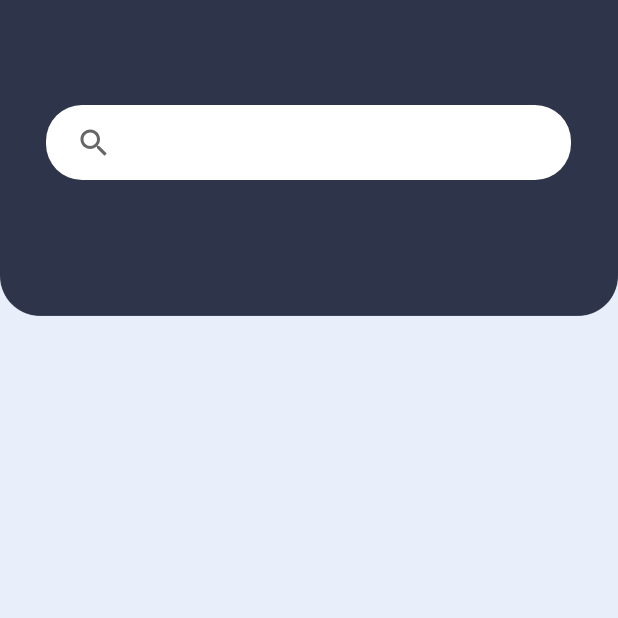
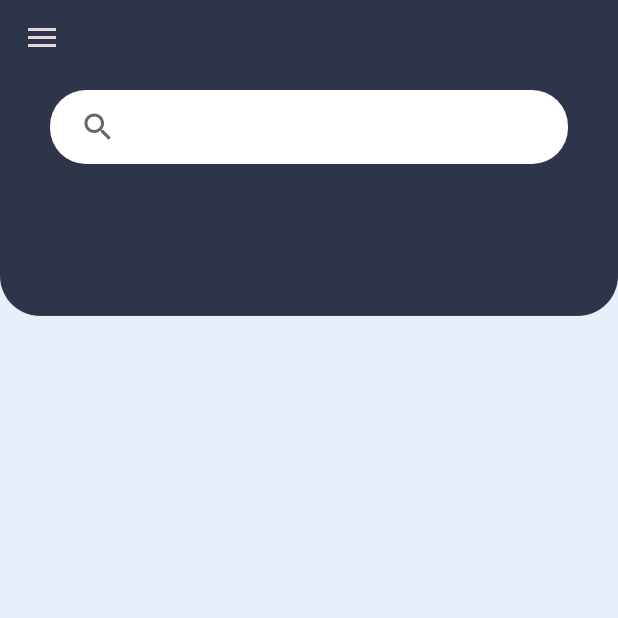
Before and after one commit to pLe98/SESATHA-Android, an Android app: the AllItemsActivity screen opened directly, with no data from a screen before it, on a phone screen of 412 x 824 dp, the top half of it. Run offline under Robolectric (Android 15) with nearby library versions, the phone set to English and light mode, and no system bars; our stand-ins replace Firebase (no records; nobody signed in at launch, a user with empty details on screens opened directly); pictures from the network do not load.

Commit message:
All items ui with recycler view

```diff
--- a/app/src/main/java/com/requests/sesatha_mad_android/AllItemsActivity.java
+++ b/app/src/main/java/com/requests/sesatha_mad_android/AllItemsActivity.java
@@ -1,14 +1,98 @@
 package com.requests.sesatha_mad_android;
 
+import androidx.annotation.NonNull;
+import androidx.appcompat.app.ActionBarDrawerToggle;
 import androidx.appcompat.app.AppCompatActivity;
+import androidx.appcompat.widget.Toolbar;
+import androidx.drawerlayout.widget.DrawerLayout;
+import androidx.recyclerview.widget.LinearLayoutManager;
+import androidx.recyclerview.widget.RecyclerView;
 
+import android.content.Intent;
 import android.os.Bundle;
+import android.view.MenuItem;
+
+import com.firebase.ui.database.FirebaseRecyclerOptions;
+import com.google.firebase.database.FirebaseDatabase;
+import com.google.firebase.database.Query;
+import com.requests.sesatha_mad_android.adapters.allItemsAdapter;
+import com.requests.sesatha_mad_android.adapters.myItemsAdapter;
+import com.requests.sesatha_mad_android.interfaces.ItemClickListener;
+import com.requests.sesatha_mad_android.models.Item;
 
 public class AllItemsActivity extends AppCompatActivity {
+
+    //navigation bar variables
+    DrawerLayout mdrawerLayout;
+    ActionBarDrawerToggle mToggle;
+    Toolbar mytoolbar;
+
+    private RecyclerView recyView;
+    allItemsAdapter adapter;
+    Query db;
 
     @Override
     protected void onCreate(Bundle savedInstanceState) {
         super.onCreate(savedInstanceState);
         setContentView(R.layout.activity_all_items);
+
+        //navigation bar
+        mytoolbar = (Toolbar) findViewById(R.id.mytoolbar);
+        setSupportActionBar(mytoolbar);
+        mdrawerLayout = (DrawerLayout) findViewById(R.id.drawerLayout);
+        mToggle = new ActionBarDrawerToggle(this, mdrawerLayout, R.string.open, R.string.close);
+        mdrawerLayout.addDrawerListener(mToggle);
+        mToggle.syncState();
+        getSupportActionBar().setDisplayHomeAsUpEnabled(true);
+        //Customize action bar
+        getSupportActionBar().setDisplayShowTitleEnabled(false);
+        mToggle.getDrawerArrowDrawable().setColor(getResources().getColor(R.color.grey));
+
+        //Get firebase instance
+        db = FirebaseDatabase.getInstance("https://sesathaandroid-default-rtdb.asia-southeast1.firebasedatabase.app/").getReference().child("items");
+
+        //initialize recycler view
+        recyView = findViewById(R.id.AllListingsRecycler);
+        recyView.setLayoutManager(new LinearLayoutManager(this));
+
+        FirebaseRecyclerOptions<Item> data= new FirebaseRecyclerOptions.Builder<Item>().setQuery(db,Item.class).build();
+
+        //initialize adapter
+        adapter = new allItemsAdapter(data);
+
+        adapter.setItemClickListener(new ItemClickListener() {
+            @Override
+            public void onItemClick(Item model, int position) {
+                //Toast.makeText(MyItemsActivity.this, model.getTitle(), Toast.LENGTH_SHORT).show();
+                Intent intent = new Intent(AllItemsActivity.this, MyItemDetailsActivity.class);
+                intent.putExtra("Data", model);
+                startActivity(intent);
+            }
+        });
+
+        //Connect adapter with the Recycler view
+        recyView.setAdapter(adapter);
+    }
+
+    @Override
+    protected void onStart() {
+        super.onStart();
+        adapter.startListening(); //adapter keeps updating the recycler view when realtime-db updates
+    }
+
+    @Override
+    protected void onStop() {
+        super.onStop();
+        adapter.stopListening(); //Stops getting new data when activity exits
+    }
+
+    //Drawer
+    @Override
+    public boolean onOptionsItemSelected(@NonNull MenuItem item) {
+
+        if(mToggle.onOptionsItemSelected(item)){
+            return true;
+        }
+        return super.onOptionsItemSelected(item);
     }
 }
--- a/app/src/main/res/layout/activity_all_items.xml
+++ b/app/src/main/res/layout/activity_all_items.xml
@@ -39,11 +39,11 @@ android:id="@+id/drawerLayout">
         android:orientation="vertical">
 
         <SearchView
-            android:layout_width="350dp"
-            android:layout_height="50dp"
+            android:layout_width="345dp"
+            android:layout_height="49dp"
             android:id="@+id/search_view"
             android:layout_centerHorizontal="true"
-            android:layout_marginTop="20dp"
+            android:layout_marginTop="10dp"
             android:background="@drawable/bg_white_rounded"
             android:clickable="true"
             android:layout_gravity="center"
@@ -53,10 +53,10 @@ android:id="@+id/drawerLayout">
 
 
         <androidx.recyclerview.widget.RecyclerView
-            android:id="@+id/MyListingsRecycler"
+            android:id="@+id/AllListingsRecycler"
             android:layout_width="match_parent"
             android:layout_height="match_parent"
-            android:layout_marginTop="40dp" >
+            android:layout_marginTop="35dp" >
 
         </androidx.recyclerview.widget.RecyclerView>
 
```
Also changed, not shown: app/src/main/java/com/requests/sesatha_mad_android/MainActivity.java (+9 -0 lines), app/src/main/java/com/requests/sesatha_mad_android/adapters/allItemsAdapter.java (added, +80 -0 lines), app/src/main/res/layout/activity_main.xml (+13 -0 lines), app/src/main/res/layout/card_all_items.xml (added, +75 -0 lines).
